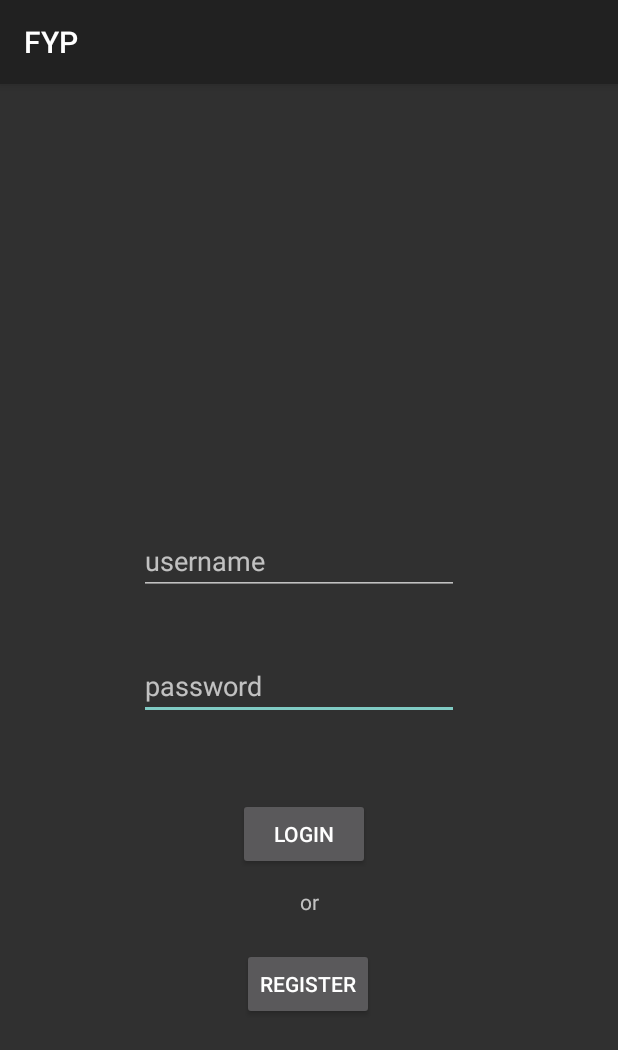
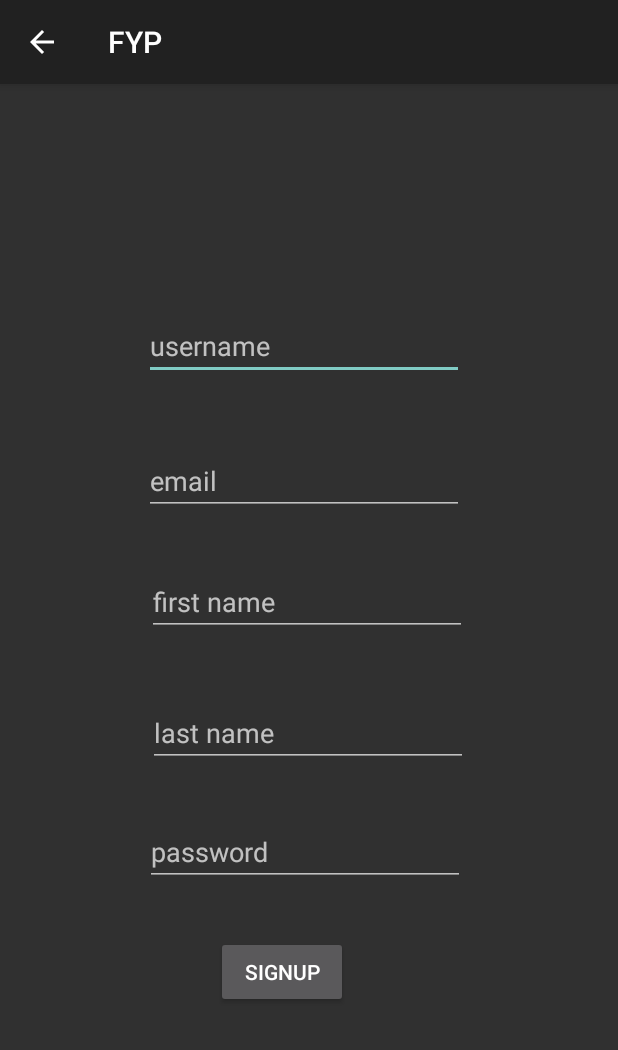
Before and after one commit to KaramFH/AR-Tourism, an Android app: the screen it shows after launch (MainActivity before the commit, Register after it), after a tap on "REGISTER", on a phone screen of 412 x 824 dp. Shown: the top 1050 px of the screen. Run offline under Robolectric (Android 15) with nearby library versions, the phone set to English and light mode, and no system bars.

Commit message:
Added the register activity and functionality. Added the homepage to direct to when login is successful.

```diff
--- a/app/src/main/AndroidManifest.xml
+++ b/app/src/main/AndroidManifest.xml
@@ -13,6 +13,9 @@
         android:supportsRtl="true"
         android:theme="@style/Theme.AppCompat"
         android:usesCleartextTraffic="true">
+        <activity
+            android:name=".HomePage"
+            android:exported="false" />
         <activity
             android:name=".Register"
             android:exported="false" />
--- a/app/src/main/res/layout/activity_register.xml
+++ b/app/src/main/res/layout/activity_register.xml
@@ -7,60 +7,87 @@
     tools:context=".Register">
 
     <EditText
-        android:id="@+id/editTextTextPersonName"
+        android:id="@+id/r_username"
         android:layout_width="wrap_content"
         android:layout_height="wrap_content"
+        android:layout_marginStart="97dp"
+        android:layout_marginTop="135dp"
+        android:layout_marginEnd="104dp"
+        android:layout_marginBottom="28dp"
         android:ems="10"
         android:hint="username"
         android:inputType="textPersonName"
-        tools:layout_editor_absoluteX="97dp"
-        tools:layout_editor_absoluteY="135dp" />
+        app:layout_constraintBottom_toTopOf="@+id/r_email"
+        app:layout_constraintEnd_toEndOf="parent"
+        app:layout_constraintStart_toStartOf="parent"
+        app:layout_constraintTop_toTopOf="parent" />
 
     <EditText
-        android:id="@+id/editTextTextEmailAddress"
+        android:id="@+id/r_email"
         android:layout_width="wrap_content"
         android:layout_height="wrap_content"
+        android:layout_marginStart="97dp"
+        android:layout_marginEnd="104dp"
+        android:layout_marginBottom="35dp"
         android:ems="10"
         android:hint="email"
         android:inputType="textEmailAddress"
-        tools:layout_editor_absoluteX="97dp"
-        tools:layout_editor_absoluteY="208dp" />
+        app:layout_constraintBottom_toTopOf="@+id/r_firstname"
+        app:layout_constraintEnd_toEndOf="parent"
+        app:layout_constraintStart_toStartOf="parent" />
 
     <EditText
-        android:id="@+id/editTextTextPersonName2"
+        android:id="@+id/r_firstname"
         android:layout_width="wrap_content"
         android:layout_height="wrap_content"
+        android:layout_marginStart="99dp"
+        android:layout_marginEnd="102dp"
+        android:layout_marginBottom="42dp"
         android:ems="10"
         android:hint="first name"
         android:inputType="textPersonName"
-        tools:layout_editor_absoluteX="99dp"
-        tools:layout_editor_absoluteY="287dp" />
+        app:layout_constraintBottom_toTopOf="@+id/r_lastname"
+        app:layout_constraintEnd_toEndOf="parent"
+        app:layout_constraintStart_toStartOf="parent" />
 
     <EditText
-        android:id="@+id/editTextTextPersonName3"
+        android:id="@+id/r_lastname"
         android:layout_width="wrap_content"
         android:layout_height="wrap_content"
+        android:layout_marginStart="100dp"
+        android:layout_marginEnd="101dp"
+        android:layout_marginBottom="34dp"
         android:ems="10"
         android:hint="last name"
         android:inputType="textPersonName"
-        tools:layout_editor_absoluteX="100dp"
-        tools:layout_editor_absoluteY="374dp" />
+        app:layout_constraintBottom_toTopOf="@+id/r_password"
+        app:layout_constraintEnd_toEndOf="parent"
+        app:layout_constraintStart_toStartOf="parent" />
 
     <EditText
-        android:id="@+id/editTextTextPassword"
+        android:id="@+id/r_password"
         android:layout_width="wrap_content"
         android:layout_height="wrap_content"
+        android:layout_marginStart="98dp"
+        android:layout_marginEnd="103dp"
+        android:layout_marginBottom="33dp"
         android:ems="10"
         android:hint="password"
         android:inputType="textPassword"
-        tools:layout_editor_absoluteX="98dp"
-        tools:layout_editor_absoluteY="453dp" />
+        app:layout_constraintBottom_toTopOf="@+id/bottom_signup"
+        app:layout_constraintEnd_toEndOf="parent"
+        app:layout_constraintStart_toStartOf="parent" />
 
     <Button
-        android:id="@+id/button"
+        android:id="@+id/bottom_signup"
         android:layout_width="wrap_content"
         android:layout_height="wrap_content"
+        android:layout_marginStart="143dp"
+        android:layout_marginEnd="180dp"
+        android:layout_marginBottom="152dp"
+        android:onClick="signup"
         android:text="SignUp"
-        tools:layout_editor_absoluteX="143dp"
-        tools:layout_editor_absoluteY="531dp" />
+        app:layout_constraintBottom_toBottomOf="parent"
+        app:layout_constraintEnd_toEndOf="parent"
+        app:layout_constraintStart_toStartOf="parent" />
 </androidx.constraintlayout.widget.ConstraintLayout>
```
Also changed, not shown: app/src/main/java/com/example/fyp/HomePage.java (added, +14 -0 lines), app/src/main/java/com/example/fyp/MainActivity.java (+33 -9 lines), app/src/main/java/com/example/fyp/Register.java (+133 -0 lines), app/src/main/res/layout/activity_home_page.xml (added, +16 -0 lines).
